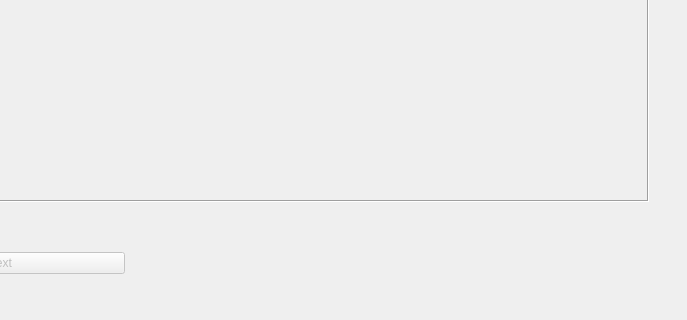
The window that ui_wins/simple_image_viewer.ui (JohnCrabs/CrabsPhotogrammetry) describes before a commit, drawn with Qt 5; both pictures show x 413 to 1100 and y 400 to 720 of the 1100 by 720 pixel window.
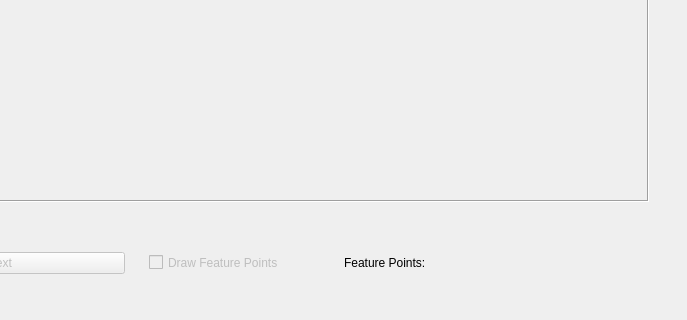
The same window after the commit.

Commit message: Feature Points

```diff
--- a/ui_wins/simple_image_viewer.ui
+++ b/ui_wins/simple_image_viewer.ui
@@ -108,7 +108,64 @@
        </widget>
       </item>
       <item>
-       <widget class="QWidget" name="widget_basic_image_processing" native="true"/>
+       <widget class="QWidget" name="widget_basic_image_processing" native="true">
+        <layout class="QGridLayout" name="gridLayout">
+         <item row="0" column="0">
+          <widget class="QCheckBox" name="check_box_draw_keypoints">
+           <property name="enabled">
+            <bool>false</bool>
+           </property>
+           <property name="minimumSize">
+            <size>
+             <width>180</width>
+             <height>25</height>
+            </size>
+           </property>
+           <property name="maximumSize">
+            <size>
+             <width>180</width>
+             <height>25</height>
+            </size>
+           </property>
+           <property name="text">
+            <string>Draw Feature Points</string>
+           </property>
+          </widget>
+         </item>
+         <item row="0" column="1">
+          <widget class="QWidget" name="widget" native="true">
+           <layout class="QHBoxLayout" name="horizontalLayout_4">
+            <item>
+             <widget class="QLabel" name="label_feature_points">
+              <property name="minimumSize">
+               <size>
+                <width>110</width>
+                <height>25</height>
+               </size>
+              </property>
+              <property name="maximumSize">
+               <size>
+                <width>110</width>
+                <height>25</height>
+               </size>
+              </property>
+              <property name="text">
+               <string>Feature Points:</string>
+              </property>
+             </widget>
+            </item>
+            <item>
+             <widget class="QLabel" name="label_feature_points_number">
+              <property name="text">
+               <string/>
+              </property>
+             </widget>
+            </item>
+           </layout>
+          </widget>
+         </item>
+        </layout>
+       </widget>
       </item>
      </layout>
     </widget>
```
The commit also changes 5 other files.
